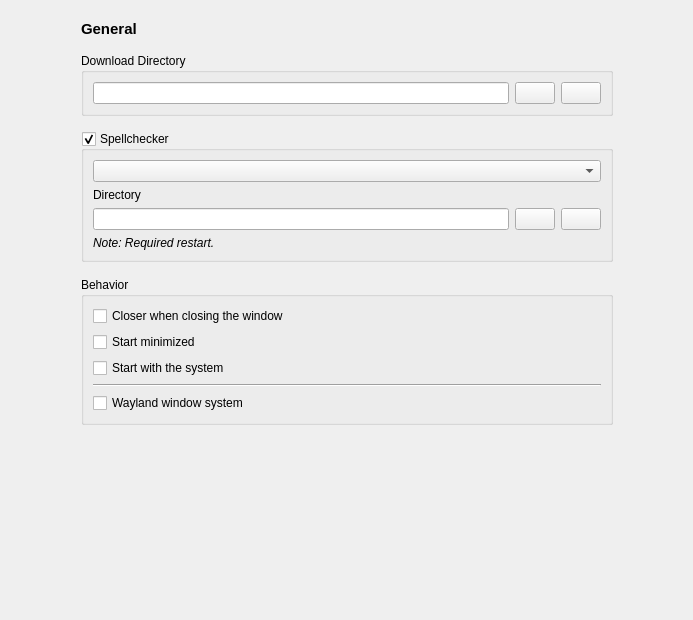
This is zapzap/ui/ui_page_general.ui in rafatosta/zapzap as Qt 5 draws it before an edit. The edited form follows.
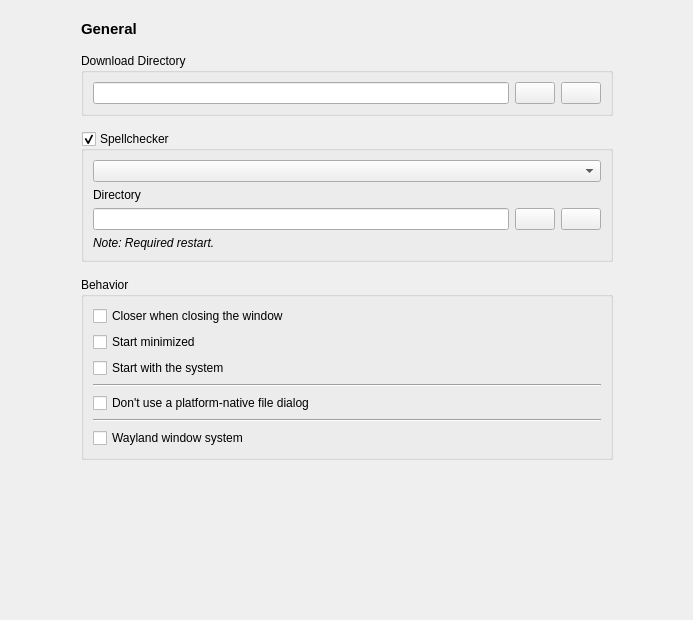
This is the edited form.

Commit message: Option Don't use a platform-native file dialog

Diff of the .ui file:
```diff
--- a/zapzap/ui/ui_page_general.ui
+++ b/zapzap/ui/ui_page_general.ui
@@ -184,6 +184,20 @@
              </property>
             </widget>
            </item>
+           <item>
+            <widget class="Line" name="line_2">
+             <property name="orientation">
+              <enum>Qt::Orientation::Horizontal</enum>
+             </property>
+            </widget>
+           </item>
+           <item>
+            <widget class="QCheckBox" name="dontUseNativeDialog">
+             <property name="text">
+              <string>Don't use a platform-native file dialog</string>
+             </property>
+            </widget>
+           </item>
            <item>
             <widget class="Line" name="line">
              <property name="orientation">
```
The commit also changes 3 other files.
